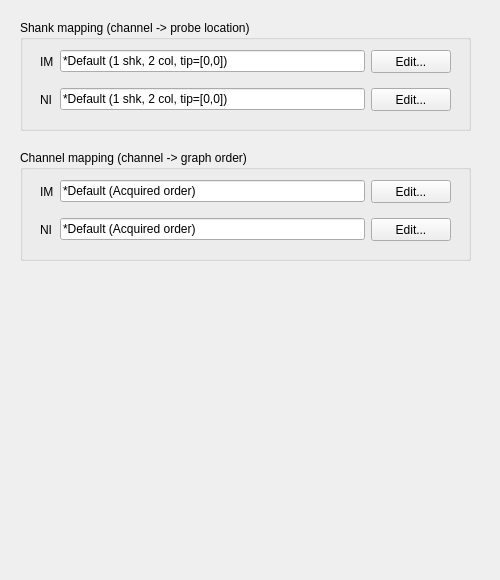
This is Forms/MapTab.ui in billkarsh/SpikeGLX as Qt 5 draws it before an edit. The edited form follows.
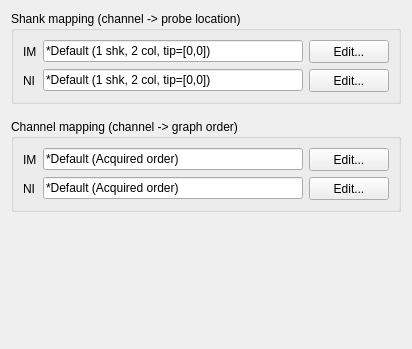
This is the edited form.

What changed in the file:
```diff
--- a/Forms/MapTab.ui
+++ b/Forms/MapTab.ui
@@ -6,45 +6,26 @@
    <rect>
     <x>0</x>
     <y>0</y>
-    <width>500</width>
-    <height>580</height>
+    <width>412</width>
+    <height>349</height>
    </rect>
   </property>
   <property name="windowTitle">
    <string>Form</string>
   </property>
+  <layout class="QGridLayout" name="gridLayout_3">
+   <property name="verticalSpacing">
+    <number>15</number>
+   </property>
+   <item row="1" column="0">
   <widget class="QGroupBox" name="chnMapGB">
-   <property name="geometry">
-    <rect>
-     <x>20</x>
-     <y>150</y>
-     <width>451</width>
-     <height>111</height>
-    </rect>
-   </property>
    <property name="title">
     <string>Channel mapping (channel -&gt; graph order)</string>
    </property>
-   <widget class="QWidget" name="gridLayoutWidget_2">
-    <property name="geometry">
-     <rect>
-      <x>20</x>
-      <y>30</y>
-      <width>411</width>
-      <height>61</height>
-     </rect>
-    </property>
-    <layout class="QGridLayout" name="gridLayout_2">
+     <layout class="QGridLayout" name="gridLayout">
      <property name="verticalSpacing">
-      <number>0</number>
-     </property>
-     <item row="2" column="0">
-      <widget class="QLabel" name="label_4">
-       <property name="text">
-        <string>NI</string>
-       </property>
-      </widget>
-     </item>
+       <number>6</number>
+      </property>
      <item row="0" column="0">
       <widget class="QLabel" name="label_3">
        <property name="text">
@@ -52,39 +33,7 @@
        </property>
       </widget>
      </item>
-     <item row="0" column="1">
-      <widget class="QLineEdit" name="imChnMapLE">
-       <property name="minimumSize">
-        <size>
-         <width>0</width>
-         <height>22</height>
-        </size>
-       </property>
-       <property name="text">
-        <string>*Default (Acquired order)</string>
-       </property>
-       <property name="readOnly">
-        <bool>false</bool>
-       </property>
-       <property name="placeholderText">
-        <string/>
-       </property>
-      </widget>
-     </item>
-     <item row="2" column="2">
-      <widget class="QPushButton" name="niChnMapBut">
-       <property name="minimumSize">
-        <size>
-         <width>0</width>
-         <height>23</height>
-        </size>
-       </property>
-       <property name="text">
-        <string>Edit...</string>
-       </property>
-      </widget>
-     </item>
-     <item row="2" column="1">
+      <item row="1" column="1">
       <widget class="QLineEdit" name="niChnMapLE">
        <property name="minimumSize">
         <size>
@@ -103,8 +52,40 @@
        </property>
       </widget>
      </item>
+      <item row="0" column="1">
+       <widget class="QLineEdit" name="imChnMapLE">
+        <property name="minimumSize">
+         <size>
+          <width>0</width>
+          <height>22</height>
+         </size>
+        </property>
+        <property name="text">
+         <string>*Default (Acquired order)</string>
+        </property>
+        <property name="readOnly">
+         <bool>false</bool>
+        </property>
+        <property name="placeholderText">
+         <string/>
+        </property>
+       </widget>
+      </item>
+      <item row="1" column="0">
+       <widget class="QLabel" name="label_4">
+        <property name="text">
+         <string>NI</string>
+        </property>
+       </widget>
+      </item>
      <item row="0" column="2">
       <widget class="QPushButton" name="imChnMapBut">
+        <property name="sizePolicy">
+         <sizepolicy hsizetype="Preferred" vsizetype="Preferred">
+          <horstretch>0</horstretch>
+          <verstretch>0</verstretch>
+         </sizepolicy>
+        </property>
        <property name="minimumSize">
         <size>
          <width>0</width>
@@ -116,61 +97,41 @@
        </property>
       </widget>
      </item>
-     <item row="1" column="1">
-      <spacer name="verticalSpacer_2">
-       <property name="orientation">
-        <enum>Qt::Vertical</enum>
-       </property>
-       <property name="sizeHint" stdset="0">
+      <item row="1" column="2">
+       <widget class="QPushButton" name="niChnMapBut">
+        <property name="sizePolicy">
+         <sizepolicy hsizetype="Preferred" vsizetype="Preferred">
+          <horstretch>0</horstretch>
+          <verstretch>0</verstretch>
+         </sizepolicy>
+        </property>
+        <property name="minimumSize">
         <size>
-         <width>20</width>
-         <height>6</height>
-        </size>
-       </property>
-      </spacer>
+          <width>0</width>
+          <height>23</height>
+         </size>
+        </property>
+        <property name="text">
+         <string>Edit...</string>
+        </property>
+       </widget>
      </item>
     </layout>
    </widget>
-  </widget>
+   </item>
+   <item row="0" column="0">
   <widget class="QGroupBox" name="shkMapGB">
-   <property name="geometry">
-    <rect>
-     <x>20</x>
-     <y>20</y>
-     <width>451</width>
-     <height>111</height>
-    </rect>
-   </property>
    <property name="title">
     <string>Shank mapping (channel -&gt; probe location)</string>
    </property>
-   <widget class="QWidget" name="gridLayoutWidget_3">
-    <property name="geometry">
-     <rect>
-      <x>20</x>
-      <y>30</y>
-      <width>411</width>
-      <height>61</height>
-     </rect>
-    </property>
-    <layout class="QGridLayout" name="gridLayout_1">
-     <property name="verticalSpacing">
-      <number>0</number>
-     </property>
-     <item row="2" column="0">
+     <layout class="QGridLayout" name="gridLayout_2">
+      <item row="1" column="0">
       <widget class="QLabel" name="label_2">
        <property name="text">
         <string>NI</string>
        </property>
       </widget>
      </item>
-     <item row="0" column="0">
-      <widget class="QLabel" name="label_1">
-       <property name="text">
-        <string>IM</string>
-       </property>
-      </widget>
-     </item>
      <item row="0" column="1">
       <widget class="QLineEdit" name="imShkMapLE">
        <property name="minimumSize">
@@ -190,20 +151,14 @@
        </property>
       </widget>
      </item>
-     <item row="2" column="2">
-      <widget class="QPushButton" name="niShkMapBut">
-       <property name="minimumSize">
-        <size>
-         <width>0</width>
-         <height>23</height>
-        </size>
-       </property>
+      <item row="0" column="0">
+       <widget class="QLabel" name="label_1">
        <property name="text">
-        <string>Edit...</string>
+         <string>IM</string>
        </property>
       </widget>
      </item>
-     <item row="2" column="1">
+      <item row="1" column="1">
       <widget class="QLineEdit" name="niShkMapLE">
        <property name="minimumSize">
         <size>
@@ -224,6 +179,12 @@
      </item>
      <item row="0" column="2">
       <widget class="QPushButton" name="imShkMapBut">
+        <property name="sizePolicy">
+         <sizepolicy hsizetype="Preferred" vsizetype="Preferred">
+          <horstretch>0</horstretch>
+          <verstretch>0</verstretch>
+         </sizepolicy>
+        </property>
        <property name="minimumSize">
         <size>
          <width>0</width>
@@ -235,22 +196,42 @@
        </property>
       </widget>
      </item>
-     <item row="1" column="1">
-      <spacer name="verticalSpacer_1">
+      <item row="1" column="2">
+       <widget class="QPushButton" name="niShkMapBut">
+        <property name="sizePolicy">
+         <sizepolicy hsizetype="Preferred" vsizetype="Preferred">
+          <horstretch>0</horstretch>
+          <verstretch>0</verstretch>
+         </sizepolicy>
+        </property>
+        <property name="minimumSize">
+         <size>
+          <width>0</width>
+          <height>23</height>
+         </size>
+        </property>
+        <property name="text">
+         <string>Edit...</string>
+        </property>
+       </widget>
+      </item>
+     </layout>
+    </widget>
+   </item>
+   <item row="2" column="0">
+    <spacer name="verticalSpacer">
        <property name="orientation">
         <enum>Qt::Vertical</enum>
        </property>
        <property name="sizeHint" stdset="0">
         <size>
          <width>20</width>
-         <height>6</height>
+       <height>40</height>
         </size>
        </property>
       </spacer>
      </item>
     </layout>
-   </widget>
-  </widget>
  </widget>
  <tabstops>
   <tabstop>imShkMapLE</tabstop>
```
Lines whose indentation alone changed are shown as unchanged.
